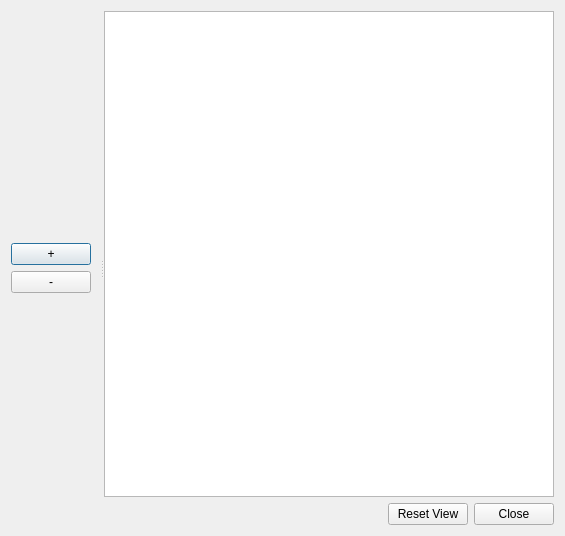
Above: src/libkstapp/viewvectordialog.ui from Kst-plot/kst before the change. Below: the same form after it.
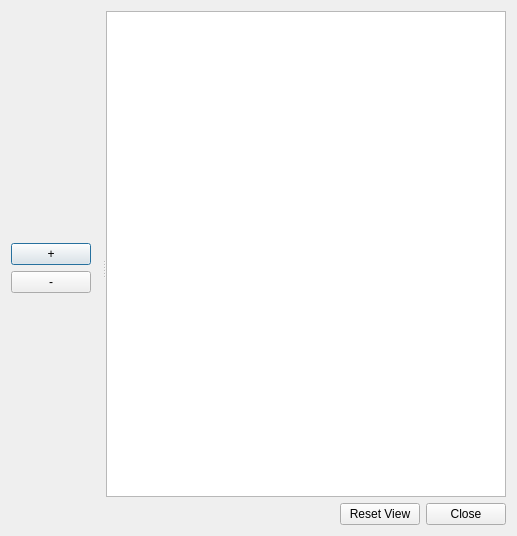
That is the form after the change.

Commit message: Give some feedback in the status bar when copying X, Y or both coordinates Plus fixlets to the vectorview dialog: don't exagerate minimum size and fix compilation warning

```diff
--- a/src/libkstapp/viewvectordialog.ui
+++ b/src/libkstapp/viewvectordialog.ui
@@ -6,7 +6,7 @@
    <rect>
     <x>0</x>
     <y>0</y>
-    <width>468</width>
+    <width>517</width>
     <height>536</height>
    </rect>
   </property>
@@ -90,7 +90,7 @@
      <property name="orientation">
       <enum>Qt::Horizontal</enum>
      </property>
-     <widget class="QWidget" name="">
+     <widget class="QWidget" name="layoutWidget">
       <layout class="QHBoxLayout" name="horizontalLayout">
        <item>
         <layout class="QVBoxLayout" name="_vectorListLayout"/>
@@ -104,7 +104,7 @@
        </item>
       </layout>
      </widget>
-     <widget class="QWidget" name="layoutWidget">
+     <widget class="QWidget" name="layoutWidget_2">
       <layout class="QVBoxLayout" name="_viewLayout">
        <item>
         <widget class="QTableView" name="_vectors">
@@ -116,8 +116,8 @@
          </property>
          <property name="minimumSize">
           <size>
-           <width>450</width>
-           <height>450</height>
+           <width>200</width>
+           <height>200</height>
           </size>
          </property>
         </widget>
```
The commit also changes 1 other file.
